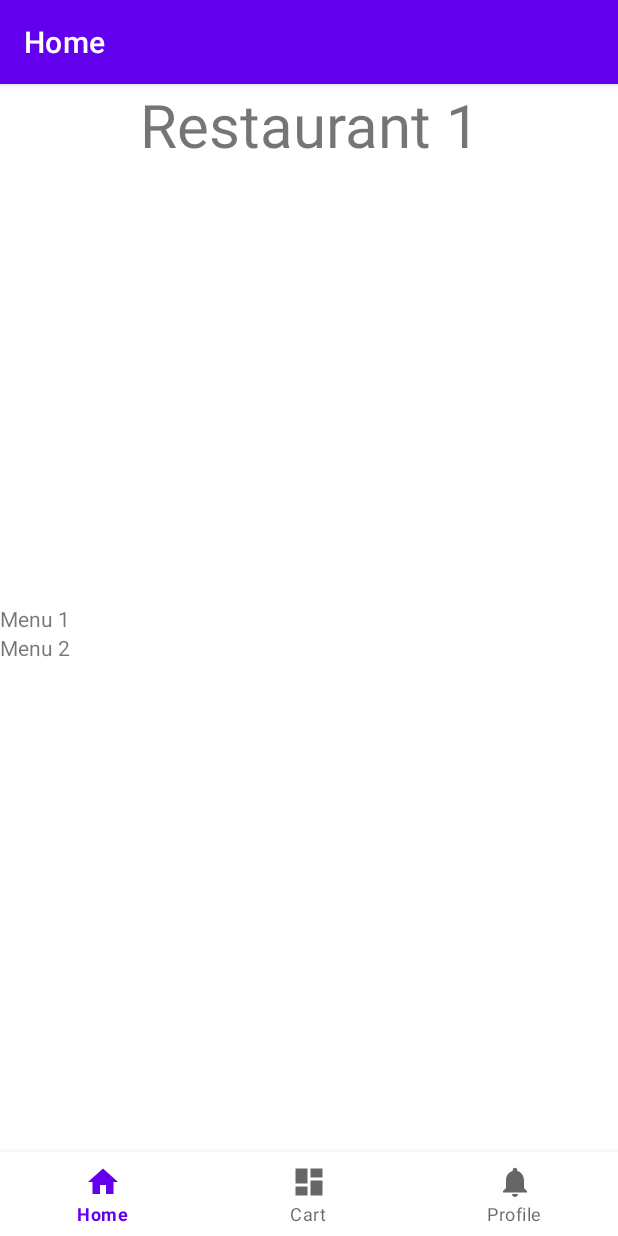
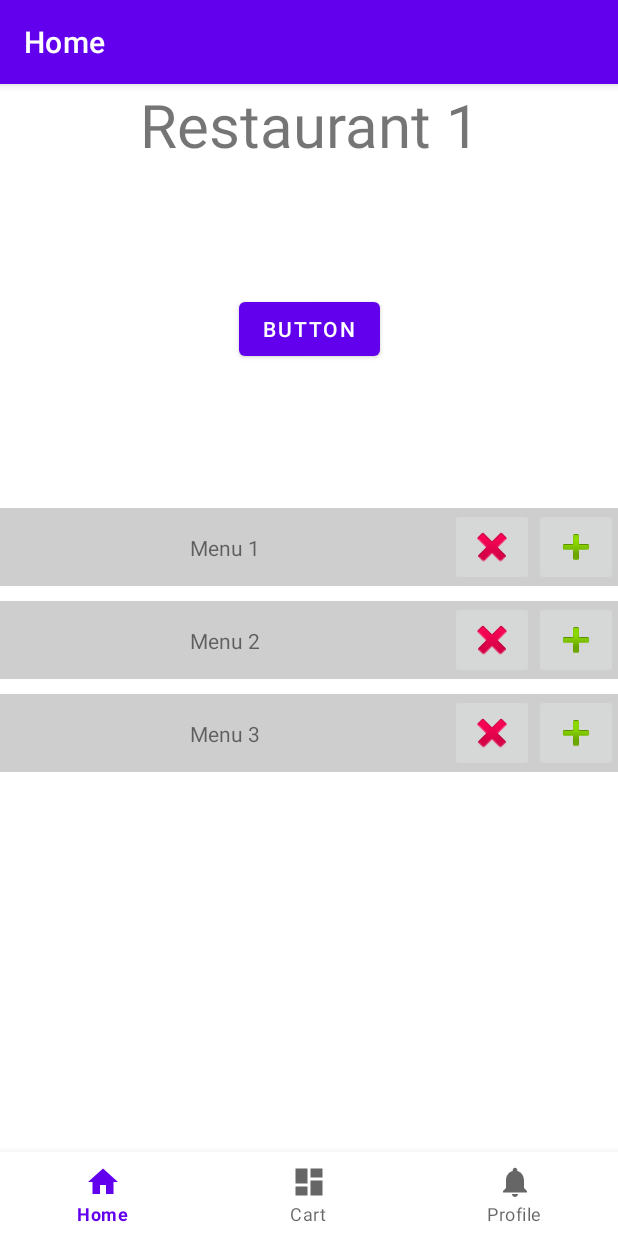
Before and after one commit to dgCunhaUA/Food-Delivery-Kotlin, an Android app: the screen it shows after launch (MainActivity), after a tap on "Restaurant 1", on a phone screen of 412 x 824 dp. Run offline under Robolectric (Android 15) with nearby library versions, the phone set to English and light mode, and no system bars; our stand-ins replace data binding, navigation-ui.

Commit message:
menu recycler view with bug

```diff
--- a/app/src/main/java/pt/ua/cm/fooddelivery/data/RestaurantData.kt
+++ b/app/src/main/java/pt/ua/cm/fooddelivery/data/RestaurantData.kt
@@ -9,12 +9,12 @@ object RestaurantData {
             Restaurant(
                 id = 1,
                 nameResourceId = R.string.restaurant1,
-                menus = arrayListOf(Menu(1, R.string.menu1), Menu(2, R.string.menu2)),
+                menus = arrayListOf(Menu(1, R.string.menu1), Menu(2, R.string.menu2), Menu(3, R.string.menu3)),
             ),
             Restaurant(
                 id = 2,
                 nameResourceId = R.string.restaurant2,
-                menus = arrayListOf(Menu(1, R.string.menu1), Menu(2, R.string.menu2)),
+                menus = arrayListOf(Menu(1, R.string.menu1), Menu(2, R.string.menu2), Menu(4, R.string.menu4)),
             ),
         )
     }
--- a/app/src/main/java/pt/ua/cm/fooddelivery/pages/home/HomeFragment.kt
+++ b/app/src/main/java/pt/ua/cm/fooddelivery/pages/home/HomeFragment.kt
@@ -1,7 +1,10 @@
 package pt.ua.cm.fooddelivery.pages.home
 
+import android.content.Context
 import android.os.Bundle
+import android.util.Log
 import android.view.LayoutInflater
+import android.view.MenuItem
 import android.view.View
 import android.view.ViewGroup
 import androidx.activity.OnBackPressedCallback
@@ -11,6 +14,7 @@ import androidx.fragment.app.activityViewModels
 import androidx.slidingpanelayout.widget.SlidingPaneLayout
 import pt.ua.cm.fooddelivery.R
 import pt.ua.cm.fooddelivery.databinding.FragmentHomeBinding
+import pt.ua.cm.fooddelivery.pages.home.details.MenuAdapter
 
 class HomeFragment : Fragment() {
 
@@ -22,12 +26,15 @@ class HomeFragment : Fragment() {
         inflater: LayoutInflater, container: ViewGroup?,
         savedInstanceState: Bundle?
     ): View {
+        Log.i("HomeFragment", "onCreateView")
         binding = DataBindingUtil.inflate(inflater, R.layout.fragment_home, container, false)
         return binding.root
     }
 
     override fun onViewCreated(view: View, savedInstanceState: Bundle?) {
         super.onViewCreated(view, savedInstanceState)
+        Log.i("HomeFragment", "onViewCreated")
+
         val slidingPaneLayout = binding.slidingPaneLayout
         requireActivity().onBackPressedDispatcher.addCallback(
             viewLifecycleOwner,
@@ -39,8 +46,13 @@ class HomeFragment : Fragment() {
             // Update the user selected sport as the current sport in the shared view-model
             // This will automatically update the dual pane content
             restaurantViewModel.updateCurrentRestaurant(it)
+            Log.i("HomeFragment", "Updated current restaurant: ${restaurantViewModel.currentRestaurant}")
+            Log.i("HomeFragment", "Updated current restaurant: ${restaurantViewModel.currentRestaurant.value}")
 
+            Log.i("HomeFragment", "Opening slide pane for: $it")
             binding.slidingPaneLayout.openPane()
+
+            //notifyItemChanged(2)
         }
         binding.recyclerView.adapter = adapter
         adapter.submitList(restaurantViewModel.restaurantData)
--- a/app/src/main/java/pt/ua/cm/fooddelivery/pages/home/RestaurantAdapter.kt
+++ b/app/src/main/java/pt/ua/cm/fooddelivery/pages/home/RestaurantAdapter.kt
@@ -3,6 +3,7 @@ package pt.ua.cm.fooddelivery.pages.home
 import android.content.Context
 import android.util.Log
 import android.view.LayoutInflater
+import android.view.MenuItem
 import android.view.View
 import android.view.ViewGroup
 import android.widget.TextView
@@ -12,7 +13,7 @@ import androidx.recyclerview.widget.RecyclerView
 import pt.ua.cm.fooddelivery.data.Restaurant
 import pt.ua.cm.fooddelivery.databinding.RestaurantItemBinding
 
-class RestaurantAdapter(private val onItemClicked: (Restaurant) -> Unit) :
+class RestaurantAdapter(private val onRestaurantClicked: (Restaurant) -> Unit) :
     ListAdapter<Restaurant, RestaurantAdapter.RestaurantViewHolder>(DiffCallback) {
 
     private lateinit var context: Context
@@ -37,7 +38,8 @@ class RestaurantAdapter(private val onItemClicked: (Restaurant) -> Unit) :
     override fun onBindViewHolder(holder: RestaurantViewHolder, position: Int) {
         val current = getItem(position)
         holder.itemView.setOnClickListener {
-            onItemClicked(current)
+            onRestaurantClicked(current)
+            Log.i("RestaurantAdapter", "OnClick Listener $current")
         }
         holder.bind(current, context)
     }
--- a/app/src/main/java/pt/ua/cm/fooddelivery/pages/home/RestaurantViewModel.kt
+++ b/app/src/main/java/pt/ua/cm/fooddelivery/pages/home/RestaurantViewModel.kt
@@ -16,7 +16,6 @@ class RestaurantViewModel : ViewModel() {
     val restaurantData: ArrayList<Restaurant>
         get() = _restaurantData
 
-
     init {
         _restaurantData = RestaurantData.getRestaurantData()
         _currentRestaurant.value = _restaurantData[0]
--- a/app/src/main/java/pt/ua/cm/fooddelivery/pages/home/details/MenusAdapter.kt
+++ b/app/src/main/java/pt/ua/cm/fooddelivery/pages/home/details/MenuAdapter.kt
@@ -1,6 +1,7 @@
 package pt.ua.cm.fooddelivery.pages.home.details
 
 import android.content.Context
+import android.util.Log
 import android.view.LayoutInflater
 import android.view.ViewGroup
 import androidx.recyclerview.widget.DiffUtil
@@ -9,8 +10,8 @@ import androidx.recyclerview.widget.RecyclerView
 import pt.ua.cm.fooddelivery.data.Menu
 import pt.ua.cm.fooddelivery.databinding.MenuItemBinding
 
-class MenusAdapter :
-    ListAdapter<Menu, MenusAdapter.MenuViewHolder>(DiffCallback) {
+class MenuAdapter :
+    ListAdapter<Menu, MenuAdapter.MenuViewHolder>(DiffCallback) {
 
     private lateinit var context: Context
 
@@ -22,14 +23,17 @@ class MenusAdapter :
         RecyclerView.ViewHolder(binding.root) {
 
         fun bind(menu: Menu, context: Context) {
+            Log.i("MenuAdapter", "Binding menu")
             binding.menuTitle.text = context.getString(menu.nameResourceId)
         }
     }
 
     /**
-     * Create new views (invoked by the layout manager)
+     * Create new views
      */
     override fun onCreateViewHolder(parent: ViewGroup, viewType: Int): MenuViewHolder {
+        Log.i("MenuAdapter", "onCreateViewHolder")
+
         context = parent.context
         return MenuViewHolder(
             MenuItemBinding.inflate(
@@ -39,14 +43,15 @@ class MenusAdapter :
     }
 
     /**
-     * Replace the contents of a view (invoked by the layout manager)
+     * Replace the contents of a view
      */
     override fun onBindViewHolder(holder: MenuViewHolder, position: Int) {
         val current = getItem(position)
+        Log.i("MenuAdapter", "onBindViewHolder: $current")
         /*holder.itemView.setOnClickListener {
-            onItemClicked(current)
-        }
-         */
+            //onItemClicked(current)
+            Log.i("MenuAdapter", "onClick: $current")
+        }*/
         holder.bind(current, context)
     }
 
--- a/app/src/main/java/pt/ua/cm/fooddelivery/pages/home/details/RestaurantDetailsFragment.kt
+++ b/app/src/main/java/pt/ua/cm/fooddelivery/pages/home/details/RestaurantDetailsFragment.kt
@@ -1,19 +1,18 @@
 package pt.ua.cm.fooddelivery.pages.home.details
 
+import android.content.Context
 import android.os.Bundle
+import android.util.Log
 import androidx.fragment.app.Fragment
 import android.view.LayoutInflater
+import android.view.MenuItem
 import android.view.View
 import android.view.ViewGroup
-import androidx.appcompat.view.menu.MenuAdapter
 import androidx.databinding.DataBindingUtil
 import androidx.fragment.app.activityViewModels
-import androidx.recyclerview.widget.RecyclerView
 import pt.ua.cm.fooddelivery.R
-import pt.ua.cm.fooddelivery.data.Menu
 import pt.ua.cm.fooddelivery.data.Restaurant
 import pt.ua.cm.fooddelivery.databinding.FragmentRestaurantDetailsBinding
-import pt.ua.cm.fooddelivery.pages.home.RestaurantAdapter
 import pt.ua.cm.fooddelivery.pages.home.RestaurantViewModel
 
 class RestaurantDetailsFragment : Fragment() {
@@ -26,6 +25,7 @@ class RestaurantDetailsFragment : Fragment() {
         inflater: LayoutInflater, container: ViewGroup?,
         savedInstanceState: Bundle?
     ): View {
+        Log.i("RestaurantDetailsFrag", "onCreateView")
         binding = DataBindingUtil.inflate(inflater, R.layout.fragment_restaurant_details, container, false)
         return binding.root
     }
@@ -41,10 +41,20 @@ class RestaurantDetailsFragment : Fragment() {
 
         val currentRestaurant: Restaurant = restaurantViewModel.currentRestaurant.value as Restaurant
 
+        Log.i("RestaurantDetailsFrag", "onViewCreated: $currentRestaurant.toString()")
+
         // Initialize the adapter and set it to the RecyclerView.
-        val adapter = MenusAdapter()
+        val adapter = MenuAdapter()
         binding.menusRecycler.adapter = adapter
         adapter.submitList(currentRestaurant.menus)
 
+
+
+        binding.testBtn.setOnClickListener {
+            Log.i("wreyt,", "test")
+            Log.i("wreyt", currentRestaurant.menus.toString())
+
+            //(binding.menusRecycler.adapter as MenuAdapter).notifyDataSetChanged()
+        }
     }
 }
--- a/app/src/main/res/layout/fragment_restaurant_details.xml
+++ b/app/src/main/res/layout/fragment_restaurant_details.xml
@@ -13,16 +13,28 @@
         android:layout_width="match_parent"
         android:layout_height="match_parent">
 
+
+        <Button
+            android:id="@+id/test_btn"
+            android:layout_width="wrap_content"
+            android:layout_height="wrap_content"
+            android:text="Button"
+            app:layout_constraintBottom_toTopOf="@+id/menus_layout"
+            app:layout_constraintEnd_toEndOf="parent"
+            app:layout_constraintStart_toStartOf="parent"
+            app:layout_constraintTop_toBottomOf="@+id/textView" />
+
         <TextView
             android:id="@+id/textView"
             android:layout_width="match_parent"
             android:layout_height="wrap_content"
             android:text="@{restaurantViewModel.currentRestaurant.nameResourceId}"
+            android:textAlignment="center"
+            android:textSize="40sp"
             app:layout_constraintEnd_toEndOf="parent"
+            app:layout_constraintHorizontal_bias="0.0"
             app:layout_constraintStart_toStartOf="parent"
-            app:layout_constraintTop_toTopOf="parent"
-            android:textSize="40sp"
-            android:textAlignment="center"/>
+            app:layout_constraintTop_toTopOf="parent" />
 
         <FrameLayout
             android:id="@+id/menus_layout"
@@ -38,9 +50,9 @@
             <androidx.recyclerview.widget.RecyclerView
                 android:id="@+id/menus_recycler"
                 android:layout_width="match_parent"
-                android:layout_height="match_parent"
-                app:layoutManager="LinearLayoutManager"
+                android:layout_height="wrap_content"
                 android:scrollbars="vertical"
+                app:layoutManager="androidx.recyclerview.widget.LinearLayoutManager"
                 />
 
         </FrameLayout>
--- a/app/src/main/res/layout/menu_item.xml
+++ b/app/src/main/res/layout/menu_item.xml
@@ -3,9 +3,45 @@
     xmlns:app="http://schemas.android.com/apk/res-auto"
     xmlns:tools="http://schemas.android.com/tools">
 
-    <TextView
-        android:id="@+id/menu_title"
+    <androidx.constraintlayout.widget.ConstraintLayout
         android:layout_width="match_parent"
-        android:layout_height="wrap_content" />
+        android:layout_height="wrap_content"
+        android:layout_marginTop="10dp"
+        android:background="#CECECE">
+
+        <TextView
+            android:id="@+id/menu_title"
+            android:layout_width="wrap_content"
+            android:layout_height="match_parent"
+            android:text="Menu Name"
+            app:layout_constraintBottom_toBottomOf="parent"
+            app:layout_constraintEnd_toStartOf="@+id/add_btn"
+            app:layout_constraintStart_toStartOf="parent"
+            app:layout_constraintTop_toTopOf="parent" />
+
+        <ImageButton
+            android:id="@+id/rm_btn"
+            android:layout_width="wrap_content"
+            android:layout_height="match_parent"
+            app:srcCompat="@android:drawable/ic_input_add"
+            app:layout_constraintBottom_toBottomOf="parent"
+            app:layout_constraintEnd_toEndOf="parent"
+            app:layout_constraintTop_toTopOf="parent"
+            android:contentDescription="@string/add_menu_to_order"
+            />
+
+        <ImageButton
+            android:id="@+id/add_btn"
+            android:layout_width="wrap_content"
+            android:layout_height="match_parent"
+            app:srcCompat="@android:drawable/ic_delete"
+            app:layout_constraintBottom_toBottomOf="parent"
+            app:layout_constraintEnd_toStartOf="@+id/rm_btn"
+            app:layout_constraintTop_toTopOf="parent"
+            app:layout_constraintVertical_bias="0.0"
+            android:contentDescription="@string/remove_from_order"
+            />
+
+    </androidx.constraintlayout.widget.ConstraintLayout>
 
 </layout>
--- a/app/src/main/res/values/strings.xml
+++ b/app/src/main/res/values/strings.xml
@@ -11,5 +11,10 @@
 
     <string name="menu1">Menu 1</string>
     <string name="menu2">Menu 2</string>
+    <string name="menu3">Menu 3</string>
+    <string name="menu4">Menu 4</string>
+
+    <string name="add_menu_to_order">Add menu to Order</string>
+    <string name="remove_from_order">Remove from Order</string>
 
 </resources>
```
